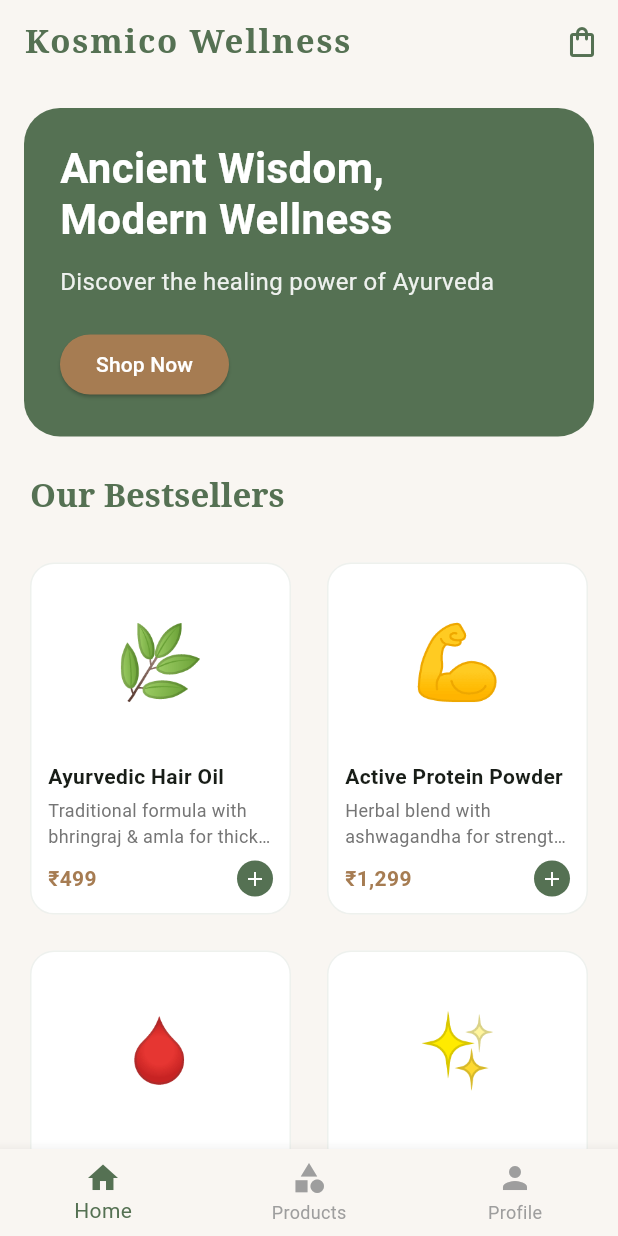
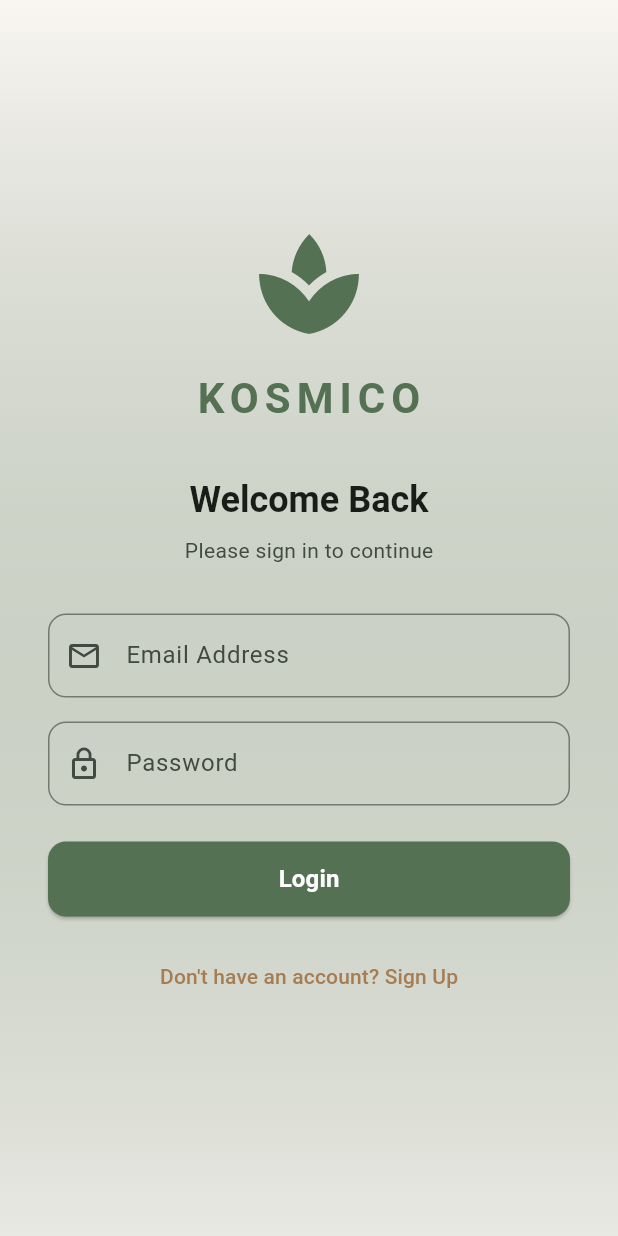
Before and after one commit to ShubhamkrTiwari/kosmicowellness, a Flutter app: the screen it shows after launch, after a tap on "Next", after a tap on "Skip", on a phone screen of 412 x 824 dp. Run offline on Flutter 3.47's test engine with Material 3 defaults, Android fonts, the phone set to English and light mode, and no system bars.

Commit message:
screens login

```diff
--- /dev/null
+++ b/lib/screens/auth_screen.dart
@@ -0,0 +1,192 @@
+import 'package:flutter/material.dart';
+import '../main.dart';
+
+class AuthScreen extends StatefulWidget {
+  const AuthScreen({super.key});
+
+  @override
+  State<AuthScreen> createState() => _AuthScreenState();
+}
+
+class _AuthScreenState extends State<AuthScreen> {
+  bool _isLogin = true;
+  final _formKey = GlobalKey<FormState>();
+  final _emailController = TextEditingController();
+  final _passwordController = TextEditingController();
+  final _nameController = TextEditingController();
+
+  @override
+  void dispose() {
+    _emailController.dispose();
+    _passwordController.dispose();
+    _nameController.dispose();
+    super.dispose();
+  }
+
+  void _submit() {
+    if (_formKey.currentState!.validate()) {
+      // Mock authentication
+      Navigator.of(context).pushReplacement(
+        MaterialPageRoute(
+          builder: (context) => const HomeScreen(title: 'Kosmico Wellness'),
+        ),
+      );
+    }
+  }
+
+  @override
+  Widget build(BuildContext context) {
+    final colorScheme = Theme.of(context).colorScheme;
+
+    return Scaffold(
+      body: Container(
+        decoration: BoxDecoration(
+          gradient: LinearGradient(
+            begin: Alignment.topCenter,
+            end: Alignment.bottomCenter,
+            colors: [
+              colorScheme.surface,
+              colorScheme.primary.withValues(alpha: 0.1),
+            ],
+          ),
+        ),
+        child: SafeArea(
+          child: Center(
+            child: SingleChildScrollView(
+              padding: const EdgeInsets.all(32.0),
+              child: Form(
+                key: _formKey,
+                child: Column(
+                  mainAxisAlignment: MainAxisAlignment.center,
+                  children: [
+                    Icon(
+                      Icons.spa,
+                      size: 80,
+                      color: colorScheme.primary,
+                    ),
+                    const SizedBox(height: 16),
+                    Text(
+                      'KOSMICO',
+                      style: TextStyle(
+                        fontSize: 28,
+                        fontWeight: FontWeight.bold,
+                        color: colorScheme.primary,
+                        letterSpacing: 4,
+                      ),
+                    ),
+                    const SizedBox(height: 32),
+                    Text(
+                      _isLogin ? 'Welcome Back' : 'Create Account',
+                      style: Theme.of(context).textTheme.headlineSmall?.copyWith(
+                            fontWeight: FontWeight.bold,
+                            color: colorScheme.onSurface,
+                          ),
+                    ),
+                    const SizedBox(height: 8),
+                    Text(
+                      _isLogin
+                          ? 'Please sign in to continue'
+                          : 'Sign up to start your wellness journey',
+                      style: TextStyle(color: colorScheme.onSurfaceVariant),
+                    ),
+                    const SizedBox(height: 32),
+                    if (!_isLogin) ...[
+                      TextFormField(
+                        controller: _nameController,
+                        decoration: InputDecoration(
+                          labelText: 'Full Name',
+                          prefixIcon: const Icon(Icons.person_outline),
+                          border: OutlineInputBorder(
+                            borderRadius: BorderRadius.circular(12),
+                          ),
+                        ),
+                        validator: (value) {
+                          if (value == null || value.isEmpty) {
+                            return 'Please enter your name';
+                          }
+                          return null;
+                        },
+                      ),
+                      const SizedBox(height: 16),
+                    ],
+                    TextFormField(
+                      controller: _emailController,
+                      keyboardType: TextInputType.emailAddress,
+                      decoration: InputDecoration(
+                        labelText: 'Email Address',
+                        prefixIcon: const Icon(Icons.email_outlined),
+                        border: OutlineInputBorder(
+                          borderRadius: BorderRadius.circular(12),
+                        ),
+                      ),
+                      validator: (value) {
+                        if (value == null || !value.contains('@')) {
+                          return 'Please enter a valid email';
+                        }
+                        return null;
+                      },
+                    ),
+                    const SizedBox(height: 16),
+                    TextFormField(
+                      controller: _passwordController,
+                      obscureText: true,
+                      decoration: InputDecoration(
+                        labelText: 'Password',
+                        prefixIcon: const Icon(Icons.lock_outline),
+                        border: OutlineInputBorder(
+                          borderRadius: BorderRadius.circular(12),
+                        ),
+                      ),
+                      validator: (value) {
+                        if (value == null || value.length < 6) {
+                          return 'Password must be at least 6 characters';
+                        }
+                        return null;
+                      },
+                    ),
+                    const SizedBox(height: 24),
+                    SizedBox(
+                      width: double.infinity,
+                      height: 50,
+                      child: ElevatedButton(
+                        onPressed: _submit,
+                        style: ElevatedButton.styleFrom(
+                          backgroundColor: colorScheme.primary,
+                          foregroundColor: Colors.white,
+                          shape: RoundedRectangleBorder(
+                            borderRadius: BorderRadius.circular(12),
+                          ),
+                        ),
+                        child: Text(
+                          _isLogin ? 'Login' : 'Sign Up',
+                          style: const TextStyle(
+                            fontSize: 16,
+                            fontWeight: FontWeight.bold,
+                          ),
+                        ),
+                      ),
+                    ),
+                    const SizedBox(height: 16),
+                    TextButton(
+                      onPressed: () {
+                        setState(() {
+                          _isLogin = !_isLogin;
+                        });
+                      },
+                      child: Text(
+                        _isLogin
+                            ? "Don't have an account? Sign Up"
+                            : "Already have an account? Login",
+                        style: TextStyle(color: colorScheme.secondary),
+                      ),
+                    ),
+                  ],
+                ),
+              ),
+            ),
+          ),
+        ),
+      ),
+    );
+  }
+}
--- a/lib/screens/onboarding_screen.dart
+++ b/lib/screens/onboarding_screen.dart
@@ -1,5 +1,6 @@
 import 'package:flutter/material.dart';
 import '../main.dart';
+import 'auth_screen.dart';
 
 class OnboardingScreen extends StatefulWidget {
   const OnboardingScreen({super.key});
@@ -77,7 +78,7 @@ class _OnboardingScreenState extends State<OnboardingScreen> {
                     if (_currentPage == _pages.length - 1) {
                       Navigator.of(context).pushReplacement(
                         MaterialPageRoute(
-                          builder: (context) => const HomeScreen(title: 'Kosmico Wellness'),
+                          builder: (context) => const AuthScreen(),
                         ),
                       );
                     } else {
@@ -110,7 +111,7 @@ class _OnboardingScreenState extends State<OnboardingScreen> {
               onPressed: () {
                 Navigator.of(context).pushReplacement(
                   MaterialPageRoute(
-                    builder: (context) => const HomeScreen(title: 'Kosmico Wellness'),
+                    builder: (context) => const AuthScreen(),
                   ),
                 );
               },
```
